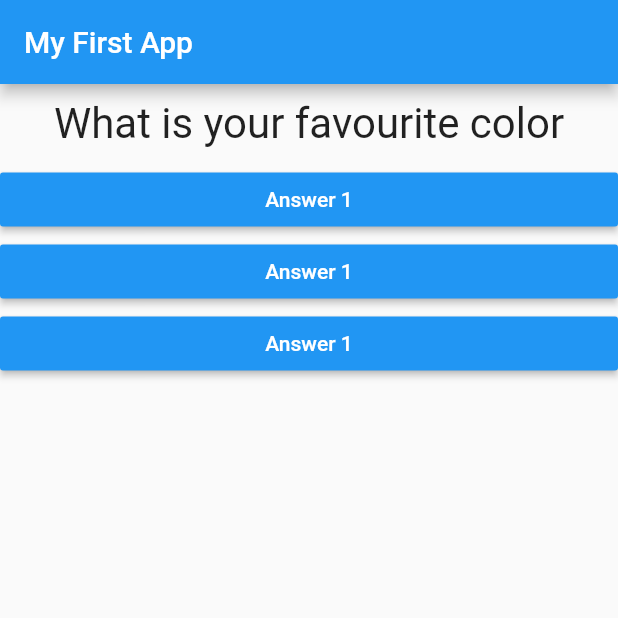
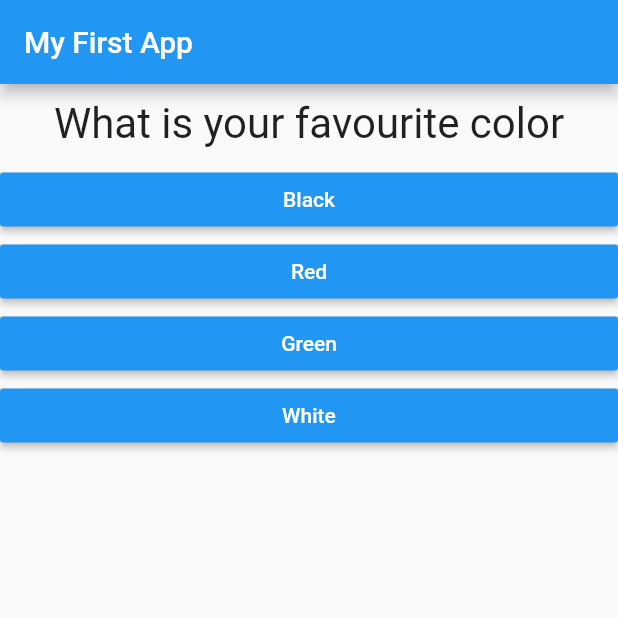
Before and after one commit to deepBn/flutter-course-quiz, a Flutter app: the screen it shows after launch, on a phone screen of 412 x 824 dp, the top half of it. Run offline on Flutter 3.47's test engine with Material 2 defaults, Android fonts, the phone set to English and light mode, and no system bars.

```diff
--- a/lib/answer.dart
+++ b/lib/answer.dart
@@ -2,8 +2,9 @@ import 'package:flutter/material.dart';
 
 class Answer extends StatelessWidget {
   final Function selectHandler;
+  final String answerText;
 
-  Answer(this.selectHandler);
+  Answer(this.selectHandler, this.answerText);
 
   @override
   Widget build(BuildContext context) {
@@ -13,7 +14,7 @@ class Answer extends StatelessWidget {
         color: Colors.blue,
         textColor: Colors.white,
         onPressed: selectHandler,
-        child: Text('Answer 1'),
+        child: Text(answerText),
       ),
     );
   }
--- a/lib/main.dart
+++ b/lib/main.dart
@@ -25,8 +25,18 @@ class _MyAppState extends State<MyApp> {
   @override
   Widget build(BuildContext context) {
     var questions = [
-      'What is your favourite color',
-      'What is your favourite animal'
+      {
+        'questionText': 'What is your favourite color',
+        'answers': ['Black', 'Red', 'Green', 'White']
+      },
+      {
+        'questionText': 'What is your favourite animal',
+        'answers': ['Rabbit', 'Snake', 'Elephant', 'Lion']
+      },
+      {
+        'questionText': 'What is your favourite fruit',
+        'answers': ['Apple', 'Grapes', 'Banana', 'Peach']
+      },
     ];
 
     return MaterialApp(
@@ -37,11 +47,12 @@ class _MyAppState extends State<MyApp> {
         body: Column(
           children: <Widget>[
             Question(
-              questions[_questionIndex],
+              questions[_questionIndex]['questionText'],
             ),
-            Answer(_answerQuestion),
-            Answer(_answerQuestion),
-            Answer(_answerQuestion),
+            ...(questions[_questionIndex]['answers'] as List<String>)
+                .map((answer) {
+              return Answer(_answerQuestion, answer);
+            }).toList(),
           ],
         ),
       ),
--- a/pubspec.yaml
+++ b/pubspec.yaml
@@ -14,7 +14,7 @@ description: A new Flutter project.
 version: 1.0.0+1
 
 environment:
-  sdk: ">=2.1.0 <3.0.0"
+  sdk: ">=2.2.2 <3.0.0"
 
 dependencies:
   flutter:
```
Also changed, not shown: pubspec.lock.
